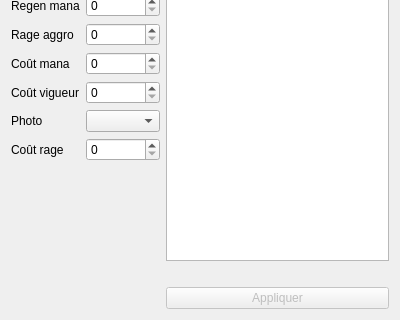
Old version of the form app/view/forms/editattakview.ui in the repository r0nd0ud0u/qt-rpg; both pictures show x 0 to 400 and y 188 to 508 of the 400 by 508 pixel window.
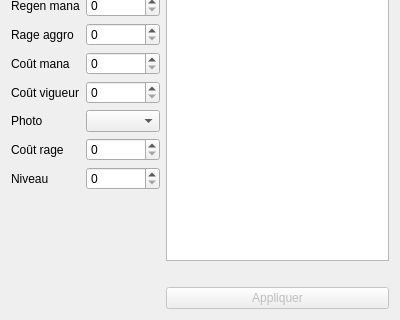
New version of the form. Icons and pictures are not drawn. Custom widgets are drawn as their Qt base class.

Commit message: add level field in atk json files

The edit to the form file:
```diff
--- a/app/view/forms/editattakview.ui
+++ b/app/view/forms/editattakview.ui
@@ -169,6 +169,16 @@
          </property>
         </widget>
        </item>
+       <item row="12" column="0">
+        <widget class="QLabel" name="level_label">
+         <property name="text">
+          <string>Niveau</string>
+         </property>
+        </widget>
+       </item>
+       <item row="12" column="1">
+        <widget class="QSpinBox" name="level_spinBox"/>
+       </item>
       </layout>
      </item>
      <item>
```
The commit also changes 5 other files.
